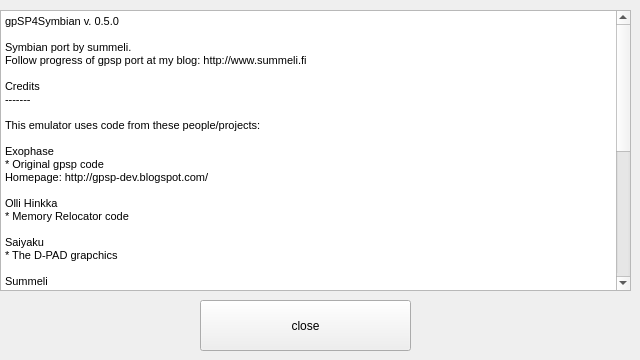
Summeli/gpSP4Cute, file gpsp4cute/aboutdialog.ui: the form before one commit.
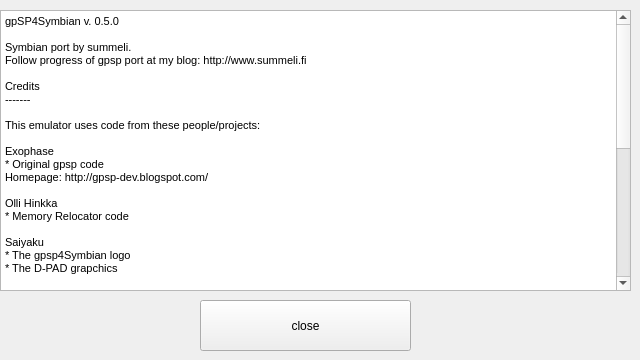
The form after the commit.

Commit message: gpsp4Symbian v. 0.5

Patch:
```diff
--- a/gpsp4cute/aboutdialog.ui
+++ b/gpsp4cute/aboutdialog.ui
@@ -53,60 +53,61 @@
    <property name="readOnly" >
     <bool>true</bool>
    </property>
-   <property name="html" >
-    <string>&lt;!DOCTYPE HTML PUBLIC "-//W3C//DTD HTML 4.0//EN" "http://www.w3.org/TR/REC-html40/strict.dtd">
-&lt;html>&lt;head>&lt;meta name="qrichtext" content="1" />&lt;style type="text/css">
+   <property name="html">
+    <string>&lt;!DOCTYPE HTML PUBLIC &quot;-//W3C//DTD HTML 4.0//EN&quot; &quot;http://www.w3.org/TR/REC-html40/strict.dtd&quot;&gt;
+&lt;html&gt;&lt;head&gt;&lt;meta name=&quot;qrichtext&quot; content=&quot;1&quot; /&gt;&lt;style type=&quot;text/css&quot;&gt;
 p, li { white-space: pre-wrap; }
-&lt;/style>&lt;/head>&lt;body style=" font-family:'MS Shell Dlg 2'; font-size:8.25pt; font-weight:400; font-style:normal;">
-&lt;p style=" margin-top:0px; margin-bottom:0px; margin-left:0px; margin-right:0px; -qt-block-indent:0; text-indent:0px; font-size:8pt;">gpSP4Symbian v. 0.5.0&lt;/p>
-&lt;p style="-qt-paragraph-type:empty; margin-top:0px; margin-bottom:0px; margin-left:0px; margin-right:0px; -qt-block-indent:0; text-indent:0px; font-size:8pt;">&lt;/p>
-&lt;p style=" margin-top:0px; margin-bottom:0px; margin-left:0px; margin-right:0px; -qt-block-indent:0; text-indent:0px; font-size:8pt;">Symbian port by summeli.&lt;/p>
-&lt;p style=" margin-top:0px; margin-bottom:0px; margin-left:0px; margin-right:0px; -qt-block-indent:0; text-indent:0px; font-size:8pt;">Follow progress of gpsp port at my blog: http://www.summeli.fi&lt;/p>
-&lt;p style="-qt-paragraph-type:empty; margin-top:0px; margin-bottom:0px; margin-left:0px; margin-right:0px; -qt-block-indent:0; text-indent:0px; font-size:8pt;">&lt;/p>
-&lt;p style=" margin-top:0px; margin-bottom:0px; margin-left:0px; margin-right:0px; -qt-block-indent:0; text-indent:0px; font-size:8pt;">Credits&lt;/p>
-&lt;p style=" margin-top:0px; margin-bottom:0px; margin-left:0px; margin-right:0px; -qt-block-indent:0; text-indent:0px; font-size:8pt;">-------&lt;/p>
-&lt;p style="-qt-paragraph-type:empty; margin-top:0px; margin-bottom:0px; margin-left:0px; margin-right:0px; -qt-block-indent:0; text-indent:0px; font-size:8pt;">&lt;/p>
-&lt;p style=" margin-top:0px; margin-bottom:0px; margin-left:0px; margin-right:0px; -qt-block-indent:0; text-indent:0px; font-size:8pt;">This emulator uses code from these people/projects:&lt;/p>
-&lt;p style="-qt-paragraph-type:empty; margin-top:0px; margin-bottom:0px; margin-left:0px; margin-right:0px; -qt-block-indent:0; text-indent:0px; font-size:8pt;">&lt;/p>
-&lt;p style=" margin-top:0px; margin-bottom:0px; margin-left:0px; margin-right:0px; -qt-block-indent:0; text-indent:0px; font-size:8pt;">Exophase&lt;/p>
-&lt;p style=" margin-top:0px; margin-bottom:0px; margin-left:0px; margin-right:0px; -qt-block-indent:0; text-indent:0px; font-size:8pt;">* Original gpsp code&lt;/p>
-&lt;p style=" margin-top:0px; margin-bottom:0px; margin-left:0px; margin-right:0px; -qt-block-indent:0; text-indent:0px; font-size:8pt;">Homepage: http://gpsp-dev.blogspot.com/&lt;/p>
-&lt;p style="-qt-paragraph-type:empty; margin-top:0px; margin-bottom:0px; margin-left:0px; margin-right:0px; -qt-block-indent:0; text-indent:0px; font-size:8pt;">&lt;/p>
-&lt;p style=" margin-top:0px; margin-bottom:0px; margin-left:0px; margin-right:0px; -qt-block-indent:0; text-indent:0px; font-size:8pt;">Olli Hinkka&lt;/p>
-&lt;p style=" margin-top:0px; margin-bottom:0px; margin-left:0px; margin-right:0px; -qt-block-indent:0; text-indent:0px; font-size:8pt;">* Memory Relocator code&lt;/p>
-&lt;p style="-qt-paragraph-type:empty; margin-top:0px; margin-bottom:0px; margin-left:0px; margin-right:0px; -qt-block-indent:0; text-indent:0px; font-size:8pt;">&lt;/p>
-&lt;p style=" margin-top:0px; margin-bottom:0px; margin-left:0px; margin-right:0px; -qt-block-indent:0; text-indent:0px; font-size:8pt;">Saiyaku &lt;/p>
-&lt;p style=" margin-top:0px; margin-bottom:0px; margin-left:0px; margin-right:0px; -qt-block-indent:0; text-indent:0px; font-size:8pt;">* The D-PAD grapchics&lt;/p>
-&lt;p style="-qt-paragraph-type:empty; margin-top:0px; margin-bottom:0px; margin-left:0px; margin-right:0px; -qt-block-indent:0; text-indent:0px; font-size:8pt;">&lt;/p>
-&lt;p style=" margin-top:0px; margin-bottom:0px; margin-left:0px; margin-right:0px; -qt-block-indent:0; text-indent:0px; font-size:8pt;">Summeli&lt;/p>
-&lt;p style=" margin-top:0px; margin-bottom:0px; margin-left:0px; margin-right:0px; -qt-block-indent:0; text-indent:0px; font-size:8pt;">* Symbian port &lt;/p>
-&lt;p style=" margin-top:0px; margin-bottom:0px; margin-left:0px; margin-right:0px; -qt-block-indent:0; text-indent:0px; font-size:8pt;">Homepage: http://www.summeli.fi&lt;/p>
-&lt;p style=" margin-top:0px; margin-bottom:0px; margin-left:0px; margin-right:0px; -qt-block-indent:0; text-indent:0px; font-size:8pt;">E-mail: summeli(atsymbol)summeli.fi&lt;/p>
-&lt;p style="-qt-paragraph-type:empty; margin-top:0px; margin-bottom:0px; margin-left:0px; margin-right:0px; -qt-block-indent:0; text-indent:0px; font-size:8pt;">&lt;/p>
-&lt;p style="-qt-paragraph-type:empty; margin-top:0px; margin-bottom:0px; margin-left:0px; margin-right:0px; -qt-block-indent:0; text-indent:0px; font-size:8pt;">&lt;/p>
-&lt;p style=" margin-top:0px; margin-bottom:0px; margin-left:0px; margin-right:0px; -qt-block-indent:0; text-indent:0px; font-size:8pt;">Legal / Disclaimer&lt;/p>
-&lt;p style=" margin-top:0px; margin-bottom:0px; margin-left:0px; margin-right:0px; -qt-block-indent:0; text-indent:0px; font-size:8pt;">------------------&lt;/p>
-&lt;p style="-qt-paragraph-type:empty; margin-top:0px; margin-bottom:0px; margin-left:0px; margin-right:0px; -qt-block-indent:0; text-indent:0px; font-size:8pt;">&lt;/p>
-&lt;p style=" margin-top:0px; margin-bottom:0px; margin-left:0px; margin-right:0px; -qt-block-indent:0; text-indent:0px; font-size:8pt;">This program is free software; you can redistribute it and/or&lt;/p>
-&lt;p style=" margin-top:0px; margin-bottom:0px; margin-left:0px; margin-right:0px; -qt-block-indent:0; text-indent:0px; font-size:8pt;">modify it under the terms of the GNU General Public License as&lt;/p>
-&lt;p style=" margin-top:0px; margin-bottom:0px; margin-left:0px; margin-right:0px; -qt-block-indent:0; text-indent:0px; font-size:8pt;">published by the Free Software Foundation; either version 2 of&lt;/p>
-&lt;p style=" margin-top:0px; margin-bottom:0px; margin-left:0px; margin-right:0px; -qt-block-indent:0; text-indent:0px; font-size:8pt;">the License, or (at your option) any later version.&lt;/p>
-&lt;p style="-qt-paragraph-type:empty; margin-top:0px; margin-bottom:0px; margin-left:0px; margin-right:0px; -qt-block-indent:0; text-indent:0px; font-size:8pt;">&lt;/p>
-&lt;p style=" margin-top:0px; margin-bottom:0px; margin-left:0px; margin-right:0px; -qt-block-indent:0; text-indent:0px; font-size:8pt;">This program is distributed in the hope that it will be useful,&lt;/p>
-&lt;p style=" margin-top:0px; margin-bottom:0px; margin-left:0px; margin-right:0px; -qt-block-indent:0; text-indent:0px; font-size:8pt;">but WITHOUT ANY WARRANTY; without even the implied warranty of&lt;/p>
-&lt;p style=" margin-top:0px; margin-bottom:0px; margin-left:0px; margin-right:0px; -qt-block-indent:0; text-indent:0px; font-size:8pt;">MERCHANTABILITY or FITNESS FOR A PARTICULAR PURPOSE.  See the GNU&lt;/p>
-&lt;p style=" margin-top:0px; margin-bottom:0px; margin-left:0px; margin-right:0px; -qt-block-indent:0; text-indent:0px; font-size:8pt;">General Public License for more details.&lt;/p>
-&lt;p style="-qt-paragraph-type:empty; margin-top:0px; margin-bottom:0px; margin-left:0px; margin-right:0px; -qt-block-indent:0; text-indent:0px; font-size:8pt;">&lt;/p>
-&lt;p style=" margin-top:0px; margin-bottom:0px; margin-left:0px; margin-right:0px; -qt-block-indent:0; text-indent:0px; font-size:8pt;">You should have received a copy of the GNU General Public License&lt;/p>
-&lt;p style=" margin-top:0px; margin-bottom:0px; margin-left:0px; margin-right:0px; -qt-block-indent:0; text-indent:0px; font-size:8pt;">along with this program; if not, write to the Free Software&lt;/p>
-&lt;p style=" margin-top:0px; margin-bottom:0px; margin-left:0px; margin-right:0px; -qt-block-indent:0; text-indent:0px; font-size:8pt;">Foundation, Inc., 51 Franklin Street, Fifth Floor, Boston, MA 02110-1301 USA&lt;/p>&lt;/body>&lt;/html></string>
+&lt;/style&gt;&lt;/head&gt;&lt;body style=&quot; font-family:'MS Shell Dlg 2'; font-size:8.25pt; font-weight:400; font-style:normal;&quot;&gt;
+&lt;p style=&quot; margin-top:0px; margin-bottom:0px; margin-left:0px; margin-right:0px; -qt-block-indent:0; text-indent:0px;&quot;&gt;&lt;span style=&quot; font-size:8pt;&quot;&gt;gpSP4Symbian v. 0.5.0&lt;/span&gt;&lt;/p&gt;
+&lt;p style=&quot;-qt-paragraph-type:empty; margin-top:0px; margin-bottom:0px; margin-left:0px; margin-right:0px; -qt-block-indent:0; text-indent:0px; font-size:8pt;&quot;&gt;&lt;/p&gt;
+&lt;p style=&quot; margin-top:0px; margin-bottom:0px; margin-left:0px; margin-right:0px; -qt-block-indent:0; text-indent:0px;&quot;&gt;&lt;span style=&quot; font-size:8pt;&quot;&gt;Symbian port by summeli.&lt;/span&gt;&lt;/p&gt;
+&lt;p style=&quot; margin-top:0px; margin-bottom:0px; margin-left:0px; margin-right:0px; -qt-block-indent:0; text-indent:0px;&quot;&gt;&lt;span style=&quot; font-size:8pt;&quot;&gt;Follow progress of gpsp port at my blog: http://www.summeli.fi&lt;/span&gt;&lt;/p&gt;
+&lt;p style=&quot;-qt-paragraph-type:empty; margin-top:0px; margin-bottom:0px; margin-left:0px; margin-right:0px; -qt-block-indent:0; text-indent:0px; font-size:8pt;&quot;&gt;&lt;/p&gt;
+&lt;p style=&quot; margin-top:0px; margin-bottom:0px; margin-left:0px; margin-right:0px; -qt-block-indent:0; text-indent:0px;&quot;&gt;&lt;span style=&quot; font-size:8pt;&quot;&gt;Credits&lt;/span&gt;&lt;/p&gt;
+&lt;p style=&quot; margin-top:0px; margin-bottom:0px; margin-left:0px; margin-right:0px; -qt-block-indent:0; text-indent:0px;&quot;&gt;&lt;span style=&quot; font-size:8pt;&quot;&gt;-------&lt;/span&gt;&lt;/p&gt;
+&lt;p style=&quot;-qt-paragraph-type:empty; margin-top:0px; margin-bottom:0px; margin-left:0px; margin-right:0px; -qt-block-indent:0; text-indent:0px; font-size:8pt;&quot;&gt;&lt;/p&gt;
+&lt;p style=&quot; margin-top:0px; margin-bottom:0px; margin-left:0px; margin-right:0px; -qt-block-indent:0; text-indent:0px;&quot;&gt;&lt;span style=&quot; font-size:8pt;&quot;&gt;This emulator uses code from these people/projects:&lt;/span&gt;&lt;/p&gt;
+&lt;p style=&quot;-qt-paragraph-type:empty; margin-top:0px; margin-bottom:0px; margin-left:0px; margin-right:0px; -qt-block-indent:0; text-indent:0px; font-size:8pt;&quot;&gt;&lt;/p&gt;
+&lt;p style=&quot; margin-top:0px; margin-bottom:0px; margin-left:0px; margin-right:0px; -qt-block-indent:0; text-indent:0px;&quot;&gt;&lt;span style=&quot; font-size:8pt;&quot;&gt;Exophase&lt;/span&gt;&lt;/p&gt;
+&lt;p style=&quot; margin-top:0px; margin-bottom:0px; margin-left:0px; margin-right:0px; -qt-block-indent:0; text-indent:0px;&quot;&gt;&lt;span style=&quot; font-size:8pt;&quot;&gt;* Original gpsp code&lt;/span&gt;&lt;/p&gt;
+&lt;p style=&quot; margin-top:0px; margin-bottom:0px; margin-left:0px; margin-right:0px; -qt-block-indent:0; text-indent:0px;&quot;&gt;&lt;span style=&quot; font-size:8pt;&quot;&gt;Homepage: http://gpsp-dev.blogspot.com/&lt;/span&gt;&lt;/p&gt;
+&lt;p style=&quot;-qt-paragraph-type:empty; margin-top:0px; margin-bottom:0px; margin-left:0px; margin-right:0px; -qt-block-indent:0; text-indent:0px; font-size:8pt;&quot;&gt;&lt;/p&gt;
+&lt;p style=&quot; margin-top:0px; margin-bottom:0px; margin-left:0px; margin-right:0px; -qt-block-indent:0; text-indent:0px;&quot;&gt;&lt;span style=&quot; font-size:8pt;&quot;&gt;Olli Hinkka&lt;/span&gt;&lt;/p&gt;
+&lt;p style=&quot; margin-top:0px; margin-bottom:0px; margin-left:0px; margin-right:0px; -qt-block-indent:0; text-indent:0px;&quot;&gt;&lt;span style=&quot; font-size:8pt;&quot;&gt;* Memory Relocator code&lt;/span&gt;&lt;/p&gt;
+&lt;p style=&quot;-qt-paragraph-type:empty; margin-top:0px; margin-bottom:0px; margin-left:0px; margin-right:0px; -qt-block-indent:0; text-indent:0px; font-size:8pt;&quot;&gt;&lt;/p&gt;
+&lt;p style=&quot; margin-top:0px; margin-bottom:0px; margin-left:0px; margin-right:0px; -qt-block-indent:0; text-indent:0px;&quot;&gt;&lt;span style=&quot; font-size:8pt;&quot;&gt;Saiyaku&lt;/span&gt;&lt;/p&gt;
+&lt;p style=&quot; margin-top:0px; margin-bottom:0px; margin-left:0px; margin-right:0px; -qt-block-indent:0; text-indent:0px;&quot;&gt;&lt;span style=&quot; font-size:8pt;&quot;&gt;* The gpsp4Symbian logo &lt;/span&gt;&lt;/p&gt;
+&lt;p style=&quot; margin-top:0px; margin-bottom:0px; margin-left:0px; margin-right:0px; -qt-block-indent:0; text-indent:0px;&quot;&gt;&lt;span style=&quot; font-size:8pt;&quot;&gt;* The D-PAD grapchics&lt;/span&gt;&lt;/p&gt;
+&lt;p style=&quot;-qt-paragraph-type:empty; margin-top:0px; margin-bottom:0px; margin-left:0px; margin-right:0px; -qt-block-indent:0; text-indent:0px; font-size:8pt;&quot;&gt;&lt;/p&gt;
+&lt;p style=&quot; margin-top:0px; margin-bottom:0px; margin-left:0px; margin-right:0px; -qt-block-indent:0; text-indent:0px;&quot;&gt;&lt;span style=&quot; font-size:8pt;&quot;&gt;Summeli&lt;/span&gt;&lt;/p&gt;
+&lt;p style=&quot; margin-top:0px; margin-bottom:0px; margin-left:0px; margin-right:0px; -qt-block-indent:0; text-indent:0px;&quot;&gt;&lt;span style=&quot; font-size:8pt;&quot;&gt;* Symbian port &lt;/span&gt;&lt;/p&gt;
+&lt;p style=&quot; margin-top:0px; margin-bottom:0px; margin-left:0px; margin-right:0px; -qt-block-indent:0; text-indent:0px;&quot;&gt;&lt;span style=&quot; font-size:8pt;&quot;&gt;Homepage: http://www.summeli.fi&lt;/span&gt;&lt;/p&gt;
+&lt;p style=&quot; margin-top:0px; margin-bottom:0px; margin-left:0px; margin-right:0px; -qt-block-indent:0; text-indent:0px;&quot;&gt;&lt;span style=&quot; font-size:8pt;&quot;&gt;E-mail: summeli(atsymbol)summeli.fi&lt;/span&gt;&lt;/p&gt;
+&lt;p style=&quot;-qt-paragraph-type:empty; margin-top:0px; margin-bottom:0px; margin-left:0px; margin-right:0px; -qt-block-indent:0; text-indent:0px; font-size:8pt;&quot;&gt;&lt;/p&gt;
+&lt;p style=&quot;-qt-paragraph-type:empty; margin-top:0px; margin-bottom:0px; margin-left:0px; margin-right:0px; -qt-block-indent:0; text-indent:0px; font-size:8pt;&quot;&gt;&lt;/p&gt;
+&lt;p style=&quot; margin-top:0px; margin-bottom:0px; margin-left:0px; margin-right:0px; -qt-block-indent:0; text-indent:0px;&quot;&gt;&lt;span style=&quot; font-size:8pt;&quot;&gt;Legal / Disclaimer&lt;/span&gt;&lt;/p&gt;
+&lt;p style=&quot; margin-top:0px; margin-bottom:0px; margin-left:0px; margin-right:0px; -qt-block-indent:0; text-indent:0px;&quot;&gt;&lt;span style=&quot; font-size:8pt;&quot;&gt;------------------&lt;/span&gt;&lt;/p&gt;
+&lt;p style=&quot;-qt-paragraph-type:empty; margin-top:0px; margin-bottom:0px; margin-left:0px; margin-right:0px; -qt-block-indent:0; text-indent:0px; font-size:8pt;&quot;&gt;&lt;/p&gt;
+&lt;p style=&quot; margin-top:0px; margin-bottom:0px; margin-left:0px; margin-right:0px; -qt-block-indent:0; text-indent:0px;&quot;&gt;&lt;span style=&quot; font-size:8pt;&quot;&gt;This program is free software; you can redistribute it and/or&lt;/span&gt;&lt;/p&gt;
+&lt;p style=&quot; margin-top:0px; margin-bottom:0px; margin-left:0px; margin-right:0px; -qt-block-indent:0; text-indent:0px;&quot;&gt;&lt;span style=&quot; font-size:8pt;&quot;&gt;modify it under the terms of the GNU General Public License as&lt;/span&gt;&lt;/p&gt;
+&lt;p style=&quot; margin-top:0px; margin-bottom:0px; margin-left:0px; margin-right:0px; -qt-block-indent:0; text-indent:0px;&quot;&gt;&lt;span style=&quot; font-size:8pt;&quot;&gt;published by the Free Software Foundation; either version 2 of&lt;/span&gt;&lt;/p&gt;
+&lt;p style=&quot; margin-top:0px; margin-bottom:0px; margin-left:0px; margin-right:0px; -qt-block-indent:0; text-indent:0px;&quot;&gt;&lt;span style=&quot; font-size:8pt;&quot;&gt;the License, or (at your option) any later version.&lt;/span&gt;&lt;/p&gt;
+&lt;p style=&quot;-qt-paragraph-type:empty; margin-top:0px; margin-bottom:0px; margin-left:0px; margin-right:0px; -qt-block-indent:0; text-indent:0px; font-size:8pt;&quot;&gt;&lt;/p&gt;
+&lt;p style=&quot; margin-top:0px; margin-bottom:0px; margin-left:0px; margin-right:0px; -qt-block-indent:0; text-indent:0px;&quot;&gt;&lt;span style=&quot; font-size:8pt;&quot;&gt;This program is distributed in the hope that it will be useful,&lt;/span&gt;&lt;/p&gt;
+&lt;p style=&quot; margin-top:0px; margin-bottom:0px; margin-left:0px; margin-right:0px; -qt-block-indent:0; text-indent:0px;&quot;&gt;&lt;span style=&quot; font-size:8pt;&quot;&gt;but WITHOUT ANY WARRANTY; without even the implied warranty of&lt;/span&gt;&lt;/p&gt;
+&lt;p style=&quot; margin-top:0px; margin-bottom:0px; margin-left:0px; margin-right:0px; -qt-block-indent:0; text-indent:0px;&quot;&gt;&lt;span style=&quot; font-size:8pt;&quot;&gt;MERCHANTABILITY or FITNESS FOR A PARTICULAR PURPOSE.  See the GNU&lt;/span&gt;&lt;/p&gt;
+&lt;p style=&quot; margin-top:0px; margin-bottom:0px; margin-left:0px; margin-right:0px; -qt-block-indent:0; text-indent:0px;&quot;&gt;&lt;span style=&quot; font-size:8pt;&quot;&gt;General Public License for more details.&lt;/span&gt;&lt;/p&gt;
+&lt;p style=&quot;-qt-paragraph-type:empty; margin-top:0px; margin-bottom:0px; margin-left:0px; margin-right:0px; -qt-block-indent:0; text-indent:0px; font-size:8pt;&quot;&gt;&lt;/p&gt;
+&lt;p style=&quot; margin-top:0px; margin-bottom:0px; margin-left:0px; margin-right:0px; -qt-block-indent:0; text-indent:0px;&quot;&gt;&lt;span style=&quot; font-size:8pt;&quot;&gt;You should have received a copy of the GNU General Public License&lt;/span&gt;&lt;/p&gt;
+&lt;p style=&quot; margin-top:0px; margin-bottom:0px; margin-left:0px; margin-right:0px; -qt-block-indent:0; text-indent:0px;&quot;&gt;&lt;span style=&quot; font-size:8pt;&quot;&gt;along with this program; if not, write to the Free Software&lt;/span&gt;&lt;/p&gt;
+&lt;p style=&quot; margin-top:0px; margin-bottom:0px; margin-left:0px; margin-right:0px; -qt-block-indent:0; text-indent:0px;&quot;&gt;&lt;span style=&quot; font-size:8pt;&quot;&gt;Foundation, Inc., 51 Franklin Street, Fifth Floor, Boston, MA 02110-1301 USA&lt;/span&gt;&lt;/p&gt;&lt;/body&gt;&lt;/html&gt;</string>
    </property>
    <property name="textInteractionFlags" >
     <set>Qt::TextSelectableByMouse</set>
    </property>
   </widget>
  </widget>
- <layoutdefault spacing="6" margin="11" />
+ <layoutdefault spacing="6" margin="11"/>
  <resources/>
  <connections/>
 </ui>
```
Left out of the diff: 33 changed lines with no effect on the pictures. The commit also changes 57 other files.
